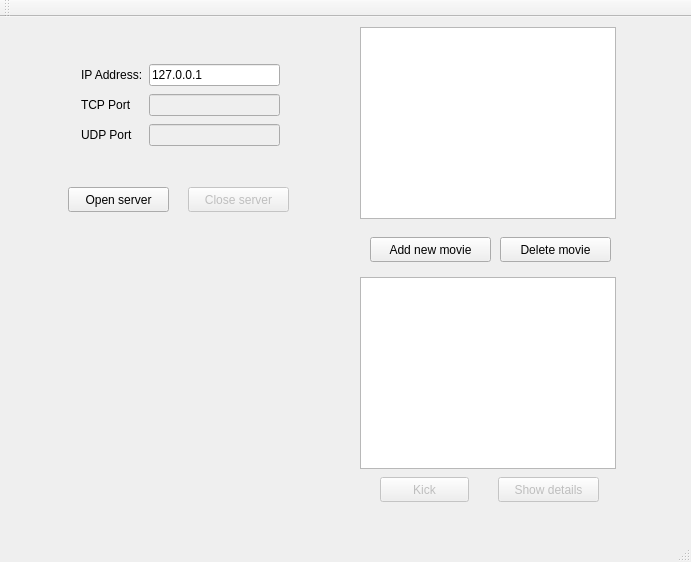
Qt form src/gui/mainwindow.ui (Domnyk/Oton) before a commit.
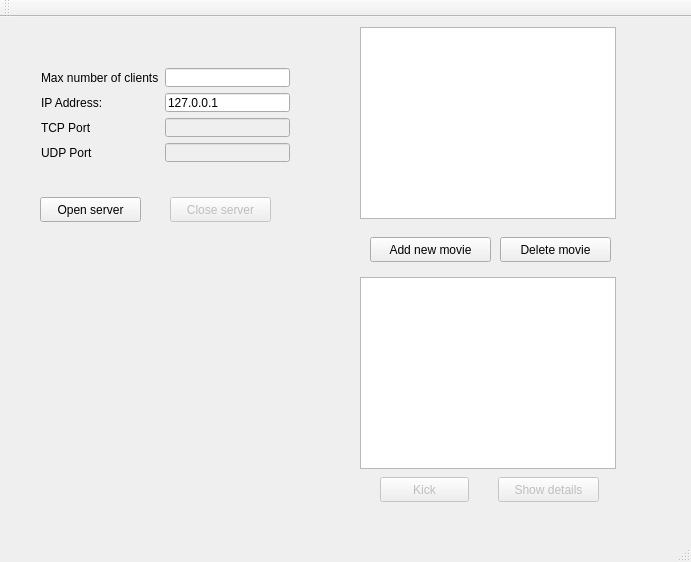
The same form after that commit.

Patch:
```diff
--- a/src/gui/mainwindow.ui
+++ b/src/gui/mainwindow.ui
@@ -17,8 +17,8 @@
    <widget class="QPushButton" name="btn_open_server">
     <property name="geometry">
      <rect>
-      <x>68</x>
-      <y>170</y>
+      <x>40</x>
+      <y>180</y>
       <width>101</width>
       <height>25</height>
      </rect>
@@ -30,28 +30,42 @@
    <widget class="QWidget" name="gridLayoutWidget">
     <property name="geometry">
      <rect>
-      <x>70</x>
-      <y>34</y>
-      <width>221</width>
-      <height>111</height>
+      <x>30</x>
+      <y>40</y>
+      <width>271</width>
+      <height>116</height>
      </rect>
     </property>
     <layout class="QGridLayout" name="layout_address">
+     <item row="2" column="1">
+      <widget class="QLineEdit" name="tcp_port">
+       <property name="enabled">
+        <bool>false</bool>
+       </property>
+      </widget>
+     </item>
      <item row="1" column="0">
-      <widget class="QLabel" name="label_tcp_port">
-       <property name="text">
-        <string>TCP Port</string>
-       </property>
-      </widget>
-     </item>
-     <item row="0" column="0">
       <widget class="QLabel" name="label_ip_address">
        <property name="text">
         <string>IP Address:</string>
        </property>
       </widget>
      </item>
-     <item row="0" column="1">
+     <item row="3" column="1">
+      <widget class="QLineEdit" name="udp_port">
+       <property name="enabled">
+        <bool>false</bool>
+       </property>
+      </widget>
+     </item>
+     <item row="3" column="0">
+      <widget class="QLabel" name="label_udp_port">
+       <property name="text">
+        <string>UDP Port</string>
+       </property>
+      </widget>
+     </item>
+     <item row="1" column="1">
       <widget class="QLineEdit" name="edit_host_address">
        <property name="text">
         <string>127.0.0.1</string>
@@ -61,24 +75,20 @@
        </property>
       </widget>
      </item>
-     <item row="1" column="1">
-      <widget class="QLineEdit" name="tcp_port">
-       <property name="enabled">
-        <bool>false</bool>
-       </property>
-      </widget>
-     </item>
-     <item row="2" column="1">
-      <widget class="QLineEdit" name="udp_port">
-       <property name="enabled">
-        <bool>false</bool>
-       </property>
-      </widget>
-     </item>
      <item row="2" column="0">
-      <widget class="QLabel" name="label_udp_port">
+      <widget class="QLabel" name="label_tcp_port">
        <property name="text">
-        <string>UDP Port</string>
+        <string>TCP Port</string>
+       </property>
+      </widget>
+     </item>
+     <item row="0" column="1">
+      <widget class="QLineEdit" name="edit_max_num_of_clients"/>
+     </item>
+     <item row="0" column="0">
+      <widget class="QLabel" name="label_max_num_of_clients">
+       <property name="text">
+        <string>Max number of clients</string>
        </property>
       </widget>
      </item>
@@ -161,8 +171,8 @@
     </property>
     <property name="geometry">
      <rect>
-      <x>188</x>
-      <y>170</y>
+      <x>170</x>
+      <y>180</y>
       <width>101</width>
       <height>25</height>
      </rect>
```
